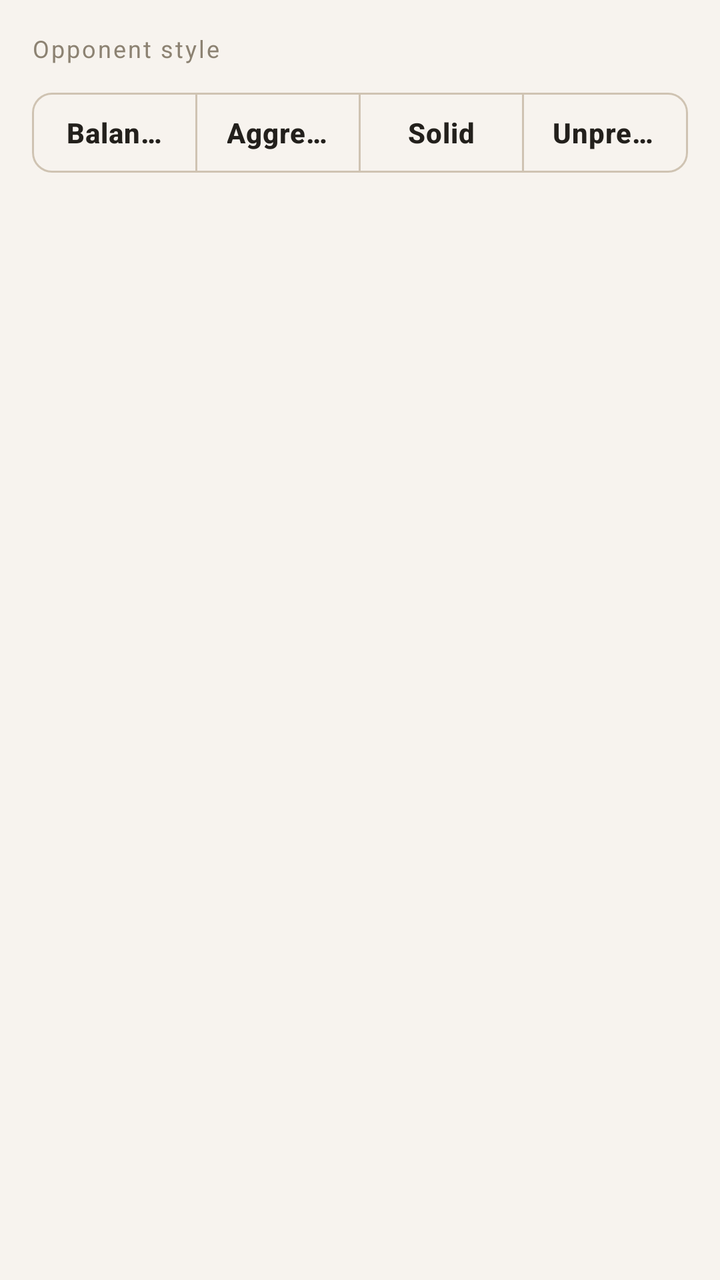
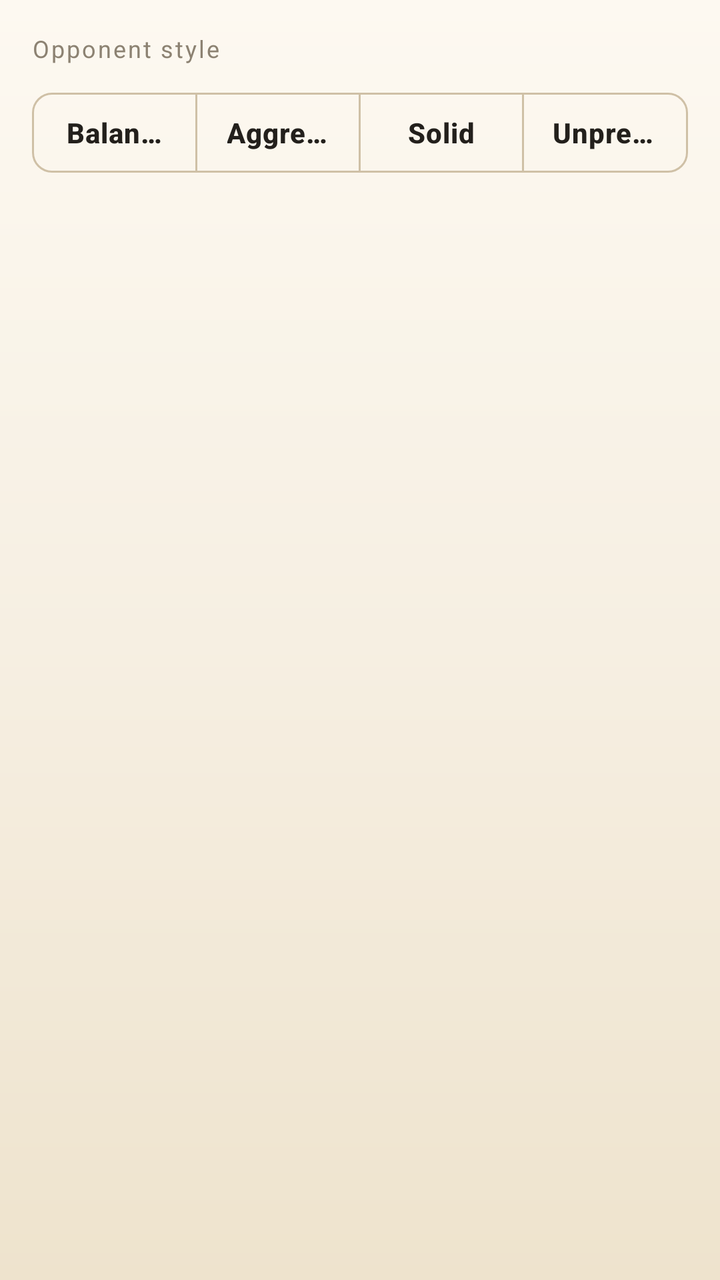

Before-and-after screenshots of an Android layout around one commit, followed by the original layout XML and the change that was made.
<!-- AndroidManifest.xml: application theme Theme.ZhongguoXiangqi -->
<!-- res/layout/dialog_difficulty.xml -->
<?xml version="1.0" encoding="utf-8"?>
<ScrollView xmlns:android="http://schemas.android.com/apk/res/android"
    xmlns:app="http://schemas.android.com/apk/res-auto"
    android:layout_width="match_parent"
    android:layout_height="wrap_content"
    android:background="@color/surface_base"
    android:padding="@dimen/space_4">

    <LinearLayout
        android:layout_width="match_parent"
        android:layout_height="wrap_content"
        android:orientation="vertical">

        <TextView
            android:layout_width="wrap_content"
            android:layout_height="wrap_content"
            android:layout_marginBottom="@dimen/space_2"
            android:text="@string/new_game_style"
            android:textAppearance="@style/TextAppearance.Xiangqi.Label" />

        <com.google.android.material.button.MaterialButtonToggleGroup
            android:id="@+id/style_group"
            android:layout_width="match_parent"
            android:layout_height="wrap_content"
            app:selectionRequired="true"
            app:singleSelection="true">

            <com.google.android.material.button.MaterialButton
                android:id="@+id/style_balanced"
                style="@style/Widget.Xiangqi.Button.Outlined"
                android:layout_width="0dp"
                android:layout_weight="1"
                android:layout_height="wrap_content"
                android:text="@string/style_balanced" />

            <com.google.android.material.button.MaterialButton
                android:id="@+id/style_aggressive"
                style="@style/Widget.Xiangqi.Button.Outlined"
                android:layout_width="0dp"
                android:layout_weight="1"
                android:layout_height="wrap_content"
                android:text="@string/style_aggressive" />

            <com.google.android.material.button.MaterialButton
                android:id="@+id/style_solid"
                style="@style/Widget.Xiangqi.Button.Outlined"
                android:layout_width="0dp"
                android:layout_weight="1"
                android:layout_height="wrap_content"
                android:text="@string/style_solid" />

            <com.google.android.material.button.MaterialButton
                android:id="@+id/style_swarm"
                style="@style/Widget.Xiangqi.Button.Outlined"
                android:layout_width="0dp"
                android:layout_weight="1"
                android:layout_height="wrap_content"
                android:text="@string/style_swarm" />

        </com.google.android.material.button.MaterialButtonToggleGroup>

        <androidx.recyclerview.widget.RecyclerView
            android:id="@+id/difficulty_list"
            android:layout_width="match_parent"
            android:layout_height="wrap_content"
            android:layout_marginTop="@dimen/space_2"
            android:overScrollMode="never" />

    </LinearLayout>

</ScrollView>
<!-- resources referenced by this layout -->
<resources>
  <color name="surface_base">#F7F3EE</color>
  <dimen name="space_2">8dp</dimen>
  <dimen name="space_4">16dp</dimen>
  <string name="new_game_style">Opponent style</string>
  <string name="style_aggressive">Aggressive</string>
  <string name="style_balanced">Balanced</string>
  <string name="style_solid">Solid</string>
  <string name="style_swarm">Unpredictable</string>
  <style name="Theme.ZhongguoXiangqi" parent="Theme.MaterialComponents.DayNight.NoActionBar">
          
          <item name="colorPrimary">@color/action</item>
          <item name="colorPrimaryDark">@color/surface_base</item>
          <item name="colorOnPrimary">@color/text_on_action</item>
          <item name="colorAccent">@color/action</item>
          <item name="colorSurface">@color/surface_raised</item>
          <item name="colorOnSurface">@color/text_primary</item>
          <item name="colorError">@color/danger</item>
          <item name="android:colorBackground">@color/surface_base</item>
          <item name="android:windowBackground">@color/surface_base</item>
  
          
          <item name="android:statusBarColor">@color/surface_base</item>
          <item name="android:navigationBarColor">@color/surface_base</item>
          
          <item name="android:windowLightStatusBar" tools:targetApi="m">true</item>
          <item name="android:windowLightNavigationBar" tools:targetApi="o_mr1">true</item>
  
          <item name="android:textColorPrimary">@color/text_primary</item>
          <item name="android:textColorSecondary">@color/text_secondary</item>
          <item name="android:textColorHint">@color/text_tertiary</item>
  
          
          <item name="materialButtonStyle">@style/Widget.Xiangqi.Button</item>
          <item name="materialCardViewStyle">@style/Widget.Xiangqi.Card</item>
          <item name="toolbarStyle">@style/Widget.Xiangqi.Toolbar</item>
      </style>
  <color name="text_tertiary">#8C8272</color>
  <dimen name="text_caption">12sp</dimen>
  <color name="border_strong">#CFC3B2</color>
  <dimen name="stroke_hairline">1dp</dimen>
  <color name="text_primary">#23201C</color>
  <color name="text_secondary">#5E564C</color>
  <dimen name="text_label">14sp</dimen>
  <dimen name="button_height">52dp</dimen>
  <dimen name="radius_md">10dp</dimen>
  <color name="action_muted">#FAEBE8</color>
  <color name="action">#C0392B</color>
  <color name="text_on_action">#FFFFFF</color>
  <color name="surface_raised">#FFFDFA</color>
  <color name="danger">#B3261E</color>
  <style name="Widget.Xiangqi.Toolbar" parent="Widget.MaterialComponents.Toolbar">
          <item name="android:background">@color/surface_base</item>
          <item name="titleTextColor">@color/text_primary</item>
          <item name="subtitleTextColor">@color/text_secondary</item>
          <item name="titleTextAppearance">@style/TextAppearance.Xiangqi.Title</item>
          <item name="android:elevation">0dp</item>
      </style>
  <dimen name="icon_md">24dp</dimen>
  <dimen name="radius_lg">14dp</dimen>
  <color name="border_subtle">#E3DBCF</color>
  <style name="TextAppearance.Xiangqi.Title" parent="TextAppearance.MaterialComponents.Subtitle1">
          <item name="android:textColor">@color/text_primary</item>
          <item name="android:textSize">@dimen/text_title</item>
          <item name="android:textStyle">bold</item>
      </style>
  <dimen name="text_title">18sp</dimen>
  <!-- unchanged entries left out for length: 4 -->
</resources>

<!-- the commit's change to res/layout/dialog_difficulty.xml (unified diff, before → after) -->
@@ -3,7 +3,7 @@
     xmlns:app="http://schemas.android.com/apk/res-auto"
     android:layout_width="match_parent"
     android:layout_height="wrap_content"
-    android:background="@color/surface_base"
+    android:background="@drawable/bg_page"
     android:padding="@dimen/space_4">
 
     <LinearLayout
@@ -12,6 +12,7 @@
         android:orientation="vertical">
 
         <TextView
+            android:id="@+id/style_title"
             android:layout_width="wrap_content"
             android:layout_height="wrap_content"
             android:layout_marginBottom="@dimen/space_2"
<!-- resource entries referenced after the edit -->
@@ -1,8 +1,21 @@
 <!-- resources referenced by this layout -->
 <resources>
-  <color name="surface_base">#F7F3EE</color>
+  <color name="surface_base">#F6EFE2</color>
   <dimen name="space_2">8dp</dimen>
   <dimen name="space_4">16dp</dimen>
+  <!-- drawable bg_page (drawable) -->
+  <?xml version="1.0" encoding="utf-8"?>
+  <layer-list xmlns:android="http://schemas.android.com/apk/res/android">
+      <item>
+          <shape android:shape="rectangle">
+              <gradient
+                  android:angle="270"
+                  android:startColor="@color/page_grad_1"
+                  android:centerColor="@color/page_grad_2"
+                  android:endColor="@color/page_grad_3" />
+          </shape>
+      </item>
+  </layer-list>
   <string name="new_game_style">Opponent style</string>
   <string name="style_aggressive">Aggressive</string>
   <string name="style_balanced">Balanced</string>
@@ -11,18 +24,19 @@
   <style name="Theme.ZhongguoXiangqi" parent="Theme.MaterialComponents.DayNight.NoActionBar">
           
           <item name="colorPrimary">@color/action</item>
-          <item name="colorPrimaryDark">@color/surface_base</item>
+          <item name="colorPrimaryDark">@color/page_grad_1</item>
           <item name="colorOnPrimary">@color/text_on_action</item>
           <item name="colorAccent">@color/action</item>
           <item name="colorSurface">@color/surface_raised</item>
           <item name="colorOnSurface">@color/text_primary</item>
           <item name="colorError">@color/danger</item>
           <item name="android:colorBackground">@color/surface_base</item>
-          <item name="android:windowBackground">@color/surface_base</item>
+          
+          <item name="android:windowBackground">@drawable/bg_page</item>
   
           
-          <item name="android:statusBarColor">@color/surface_base</item>
-          <item name="android:navigationBarColor">@color/surface_base</item>
+          <item name="android:statusBarColor">@color/page_grad_1</item>
+          <item name="android:navigationBarColor">@color/page_grad_3</item>
           
           <item name="android:windowLightStatusBar" tools:targetApi="m">true</item>
           <item name="android:windowLightNavigationBar" tools:targetApi="o_mr1">true</item>
@@ -36,9 +50,12 @@
           <item name="materialCardViewStyle">@style/Widget.Xiangqi.Card</item>
           <item name="toolbarStyle">@style/Widget.Xiangqi.Toolbar</item>
       </style>
+  <color name="page_grad_1">#FDF9F1</color>
+  <color name="page_grad_2">#F6EFE2</color>
+  <color name="page_grad_3">#EEE3CD</color>
   <color name="text_tertiary">#8C8272</color>
   <dimen name="text_caption">12sp</dimen>
-  <color name="border_strong">#CFC3B2</color>
+  <color name="border_strong">#CFC0A6</color>
   <dimen name="stroke_hairline">1dp</dimen>
   <color name="text_primary">#23201C</color>
   <color name="text_secondary">#5E564C</color>
@@ -48,10 +65,11 @@
   <color name="action_muted">#FAEBE8</color>
   <color name="action">#C0392B</color>
   <color name="text_on_action">#FFFFFF</color>
-  <color name="surface_raised">#FFFDFA</color>
+  <color name="surface_raised">#FFFCF4</color>
   <color name="danger">#B3261E</color>
   <style name="Widget.Xiangqi.Toolbar" parent="Widget.MaterialComponents.Toolbar">
-          <item name="android:background">@color/surface_base</item>
+          
+          <item name="android:background">@android:color/transparent</item>
           <item name="titleTextColor">@color/text_primary</item>
           <item name="subtitleTextColor">@color/text_secondary</item>
           <item name="titleTextAppearance">@style/TextAppearance.Xiangqi.Title</item>
@@ -59,7 +77,7 @@
       </style>
   <dimen name="icon_md">24dp</dimen>
   <dimen name="radius_lg">14dp</dimen>
-  <color name="border_subtle">#E3DBCF</color>
+  <color name="border_subtle">#E6DCC8</color>
   <style name="TextAppearance.Xiangqi.Title" parent="TextAppearance.MaterialComponents.Subtitle1">
           <item name="android:textColor">@color/text_primary</item>
           <item name="android:textSize">@dimen/text_title</item>
